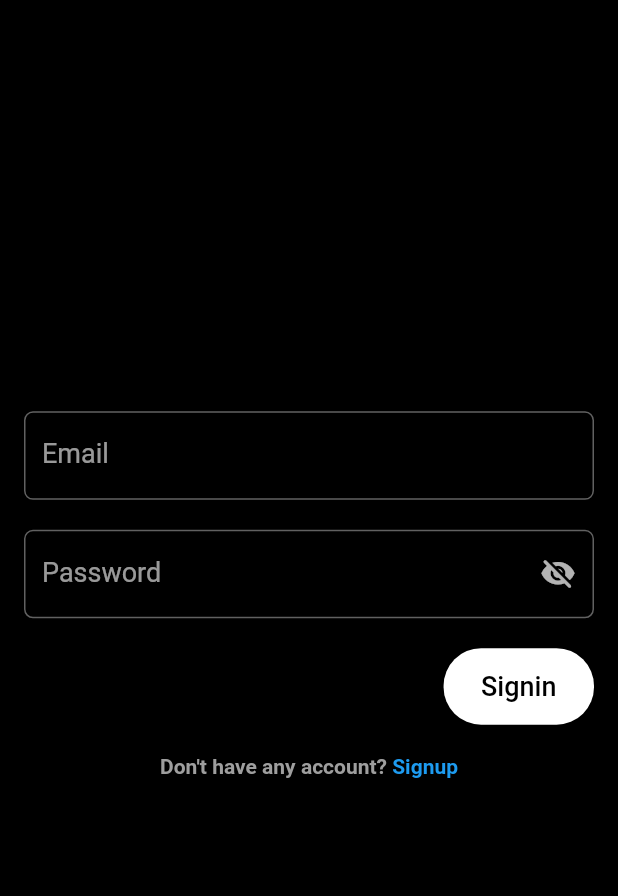
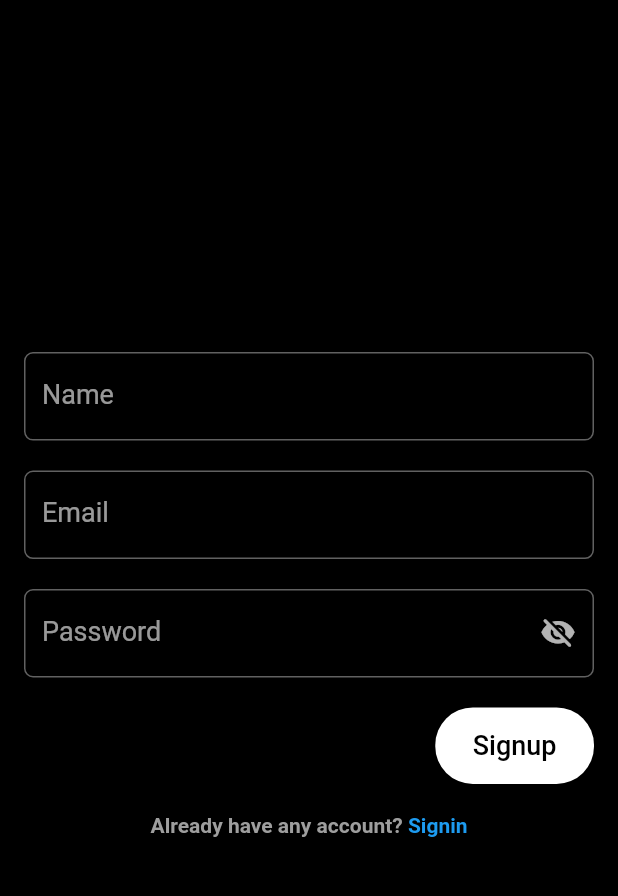
Before and after one commit to marufrobin/twitter_clone, a Flutter app: the screen it shows after launch, on a phone screen of 412 x 824 dp, the part 65-961 px from its top. Run offline on Flutter 3.47's test engine with Material 2 defaults, Android fonts, the phone set to English and light mode, and no system bars; our stand-ins replace flutter_svg.

Commit message:
learn new way to navigate

```diff
--- a/lib/feature/auth/screens/signup_screen.dart
+++ b/lib/feature/auth/screens/signup_screen.dart
@@ -1,15 +1,126 @@
+import 'package:flutter/foundation.dart';
+import 'package:flutter/gestures.dart';
 import 'package:flutter/material.dart';
+import 'package:twitter_clone/feature/auth/screens/signin_screen.dart';
+
+import '../../../common/common_app_bar.dart';
+import '../../../common/rounded_button.dart';
+import '../../../theme/color_palette.dart';
+import '../widgets/auth_text_feild.dart';
 
 class SignupScreen extends StatefulWidget {
   const SignupScreen({Key? key}) : super(key: key);
+  static route(BuildContext context) {
+    Navigator.pushReplacement(
+        context,
+        MaterialPageRoute(
+          builder: (context) => SignupScreen(),
+        ));
+  }
 
   @override
   State<SignupScreen> createState() => _SignupScreenState();
 }
 
 class _SignupScreenState extends State<SignupScreen> {
+  final appBar = CommonAppBar.getAppBar();
+  final emailController = TextEditingController();
+  final passWordController = TextEditingController();
+  final nameController = TextEditingController();
+  @override
+  void dispose() {
+    emailController.dispose();
+    passWordController.dispose();
+    nameController.dispose();
+    // TODO: implement dispose
+    super.dispose();
+  }
+
   @override
   Widget build(BuildContext context) {
-    return const Placeholder();
+    var height =
+        MediaQuery.of(context).size.height - appBar.preferredSize.height;
+    var width = MediaQuery.of(context).size.width;
+    return Scaffold(
+      appBar: appBar,
+      body: SingleChildScrollView(
+        child: Container(
+          padding: EdgeInsets.symmetric(horizontal: 16),
+          // color: Colors.cyan,
+          height: height,
+          child: Column(
+            mainAxisAlignment: MainAxisAlignment.center,
+            children: [
+              //User Name
+              AuthTextField(
+                controller: emailController,
+                labelText: "Name",
+              ),
+              SizedBox(
+                height: height * 0.026,
+              ),
+              //Text Feild 1
+              AuthTextField(
+                controller: emailController,
+                labelText: "Email",
+              ),
+              SizedBox(
+                height: height * 0.026,
+              ),
+              //Text Feild 2
+              AuthTextField(
+                  controller: passWordController,
+                  labelText: "Password",
+                  isObsucre: true),
+              SizedBox(
+                height: height * 0.026,
+              ),
+              //Button
+              Row(
+                mainAxisAlignment: MainAxisAlignment.end,
+                children: [
+                  RoundedButton(
+                    bgColor: ColorPalette.kWhiteColor,
+                    label: "Signup",
+                    onPressed: () {
+                      if (kDebugMode) {
+                        print("signup pressed");
+                      }
+                    },
+                  )
+                ],
+              ),
+              SizedBox(
+                height: height * 0.026,
+              ),
+              //TextSpan
+              RichText(
+                text: TextSpan(
+                    text: "Already have any account?",
+                    style: const TextStyle(
+                      color: ColorPalette.kGreyColor,
+                      fontWeight: FontWeight.w600,
+                    ),
+                    children: [
+                      TextSpan(
+                          text: " Signin",
+                          style: const TextStyle(
+                            color: ColorPalette.kBlueColor,
+                            fontWeight: FontWeight.w600,
+                          ),
+                          recognizer: TapGestureRecognizer()
+                            ..onTap = () {
+                              SigninScreen.route(context);
+                              if (kDebugMode) {
+                                print("signup button pressed");
+                              }
+                            })
+                    ]),
+              )
+            ],
+          ),
+        ),
+      ),
+    );
   }
 }
--- a/lib/main.dart
+++ b/lib/main.dart
@@ -1,5 +1,5 @@
 import 'package:flutter/material.dart';
-import 'package:twitter_clone/feature/auth/screens/signin_screen.dart';
+import 'package:twitter_clone/feature/auth/screens/signup_screen.dart';
 import 'package:twitter_clone/theme/app_theme.dart';
 
 void main() {
@@ -14,7 +14,7 @@ class Boot extends StatelessWidget {
     return MaterialApp(
       debugShowCheckedModeBanner: false,
       theme: AppTheme.theme,
-      home: LoginScreen(),
+      home: SignupScreen(),
     );
   }
 }
```
Also changed, not shown: lib/feature/auth/screens/signin_screen.dart (+21 -4 lines).
